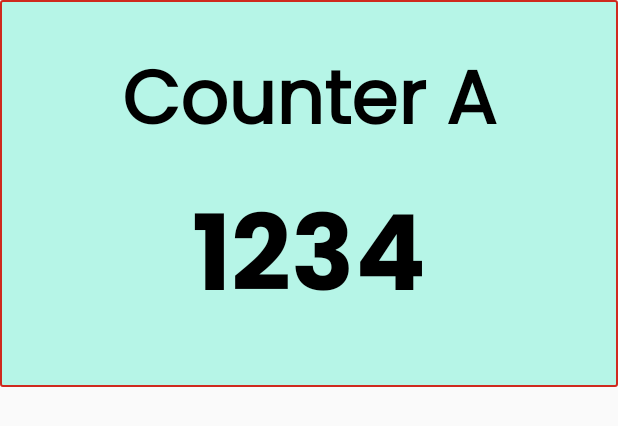
After one commit to sigosoft/Medicino-TV, an Android app: the layout item_counter1.xml on its own in the app's theme, with its tools: preview values and no code run, on a phone screen of 412 x 824 dp. The commit adds this screen. Shown: the top 426 px of the screen. Run offline under Robolectric (Android 15) with nearby library versions, the phone set to English and light mode, and no system bars.

Commit message:
commit after dynamic view in counter adapter

```diff
--- /dev/null
+++ b/app/src/main/res/layout/item_counter1.xml
@@ -0,0 +1,55 @@
+<?xml version="1.0" encoding="utf-8"?>
+<LinearLayout xmlns:android="http://schemas.android.com/apk/res/android"
+    android:layout_width="match_parent"
+    android:layout_height="wrap_content"
+    android:background="@drawable/focus"
+    android:focusable="true"
+    android:focusableInTouchMode="true"
+    android:orientation="vertical"
+    android:paddingStart="10dp"
+    android:paddingEnd="10dp"
+    android:weightSum="2">
+
+    <TextView
+        android:id="@+id/tv_name"
+        android:layout_width="match_parent"
+        android:layout_height="0dp"
+        android:ellipsize="marquee"
+        android:focusableInTouchMode="true"
+        android:gravity="center_vertical|center"
+        android:marqueeRepeatLimit="marquee_forever"
+        android:scrollHorizontally="true"
+        android:singleLine="true"
+        android:text="Counter A"
+        android:fontFamily="@font/poppins_regular"
+        android:textColor="@color/black"
+        android:textSize="50sp"
+        android:textStyle="bold"
+        android:paddingTop="0dp"
+        android:paddingBottom="0dp"
+        android:lineSpacingExtra="0dp"
+        android:textFontWeight="900"
+        android:includeFontPadding="false"
+        android:layout_weight="1"
+        android:layout_marginTop="30dp"
+        android:layout_marginBottom="0dp"/>
+
+    <TextView
+        android:id="@+id/tv_token"
+        android:layout_width="match_parent"
+        android:layout_height="0dp"
+        android:gravity="center_vertical|center"
+        android:layout_marginTop="20dp"
+        android:layout_marginBottom="40dp"
+        android:text="1234"
+        android:textColor="@android:color/black"
+        android:textSize="70sp"
+        android:textStyle="bold"
+        android:paddingTop="0dp"
+        android:fontFamily="@font/poppins_bold"
+        android:paddingBottom="0dp"
+        android:lineSpacingExtra="0dp"
+        android:includeFontPadding="false"
+        android:layout_weight="1"/>
+
+</LinearLayout>
```
Also changed, not shown: app/src/main/java/com/medicinoclinic/adapter/CounterAdapter.kt (+16 -2 lines), app/src/main/java/com/medicinoclinic/home/HomeActivity1.kt (+4 -4 lines), app/src/main/java/com/medicinoclinic/retrofit/RetrofitClient.kt (+4 -4 lines), app/src/main/res/layout/item_counter.xml (+6 -4 lines), app/src/main/res/layout/item_counter2.xml (added, +55 -0 lines), app/src/main/res/layout/item_counter3.xml (added, +55 -0 lines), app/src/main/res/font/poppins_bold.ttf (added), app/src/main/res/font/poppins_regular.ttf (added), 3 other files.
